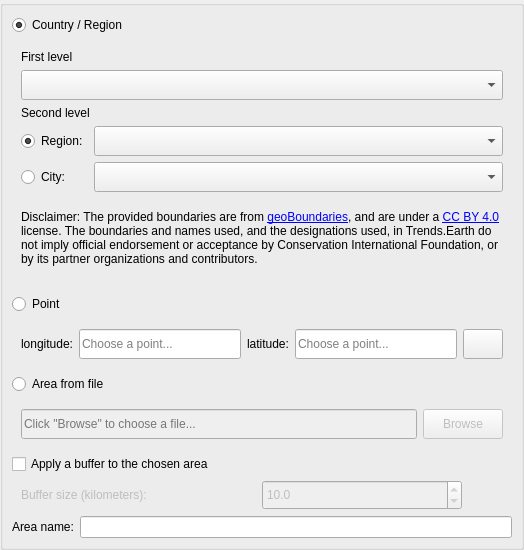
Old version of the form LDMP/gui/WidgetSelectArea.ui in the repository ConservationInternational/trends.earth.
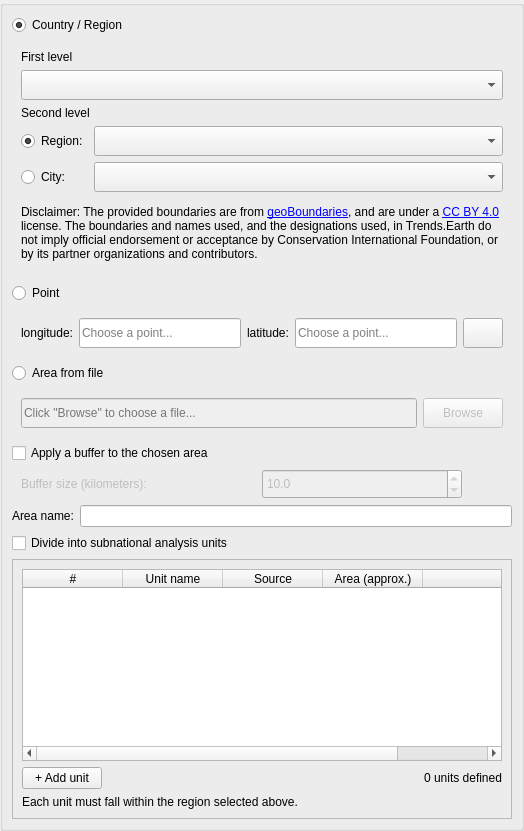
New version of the form.

Commit message: Add subnational analysis units checkbox to region of interest settings

Diff of the .ui file:
```diff
--- a/LDMP/gui/WidgetSelectArea.ui
+++ b/LDMP/gui/WidgetSelectArea.ui
@@ -521,6 +521,107 @@
         </item>
        </layout>
       </item>
+      <item>
+       <widget class="QCheckBox" name="checkbox_subnational">
+        <property name="text">
+         <string>Divide into subnational analysis units</string>
+        </property>
+       </widget>
+      </item>
+      <item>
+       <widget class="QFrame" name="frame_subnational">
+        <property name="frameShape">
+         <enum>QFrame::StyledPanel</enum>
+        </property>
+        <property name="frameShadow">
+         <enum>QFrame::Plain</enum>
+        </property>
+        <layout class="QVBoxLayout" name="verticalLayout_subnational">
+         <item>
+          <widget class="QTableWidget" name="table_subnational_units">
+           <property name="editTriggers">
+            <set>QAbstractItemView::NoEditTriggers</set>
+           </property>
+           <property name="selectionMode">
+            <enum>QAbstractItemView::SingleSelection</enum>
+           </property>
+           <property name="selectionBehavior">
+            <enum>QAbstractItemView::SelectRows</enum>
+           </property>
+           <attribute name="horizontalHeaderStretchLastSection">
+            <bool>true</bool>
+           </attribute>
+           <column>
+            <property name="text">
+             <string>#</string>
+            </property>
+           </column>
+           <column>
+            <property name="text">
+             <string>Unit name</string>
+            </property>
+           </column>
+           <column>
+            <property name="text">
+             <string>Source</string>
+            </property>
+           </column>
+           <column>
+            <property name="text">
+             <string>Area (approx.)</string>
+            </property>
+           </column>
+           <column>
+            <property name="text">
+             <string/>
+            </property>
+           </column>
+          </widget>
+         </item>
+         <item>
+          <layout class="QHBoxLayout" name="horizontalLayout_subnational_toolbar">
+           <item>
+            <widget class="QPushButton" name="button_add_subnational_unit">
+             <property name="text">
+              <string>+ Add unit</string>
+             </property>
+            </widget>
+           </item>
+           <item>
+            <spacer name="horizontalSpacer_subnational">
+             <property name="orientation">
+              <enum>Qt::Horizontal</enum>
+             </property>
+             <property name="sizeHint" stdset="0">
+              <size>
+               <width>40</width>
+               <height>20</height>
+              </size>
+             </property>
+            </spacer>
+           </item>
+           <item>
+            <widget class="QLabel" name="label_subnational_count">
+             <property name="text">
+              <string>0 units defined</string>
+             </property>
+            </widget>
+           </item>
+          </layout>
+         </item>
+         <item>
+          <widget class="QLabel" name="label_subnational_panel_hint">
+           <property name="text">
+            <string>Each unit must fall within the region selected above.</string>
+           </property>
+           <property name="wordWrap">
+            <bool>true</bool>
+           </property>
+          </widget>
+         </item>
+        </layout>
+       </widget>
+      </item>
      </layout>
     </widget>
    </item>
```
Left out of the diff: 6 changed lines with no effect on the pictures. The commit also changes 2 other files.
